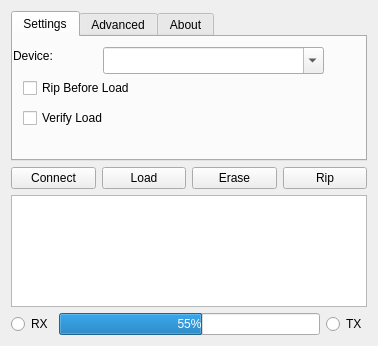
Qt form src/freeems_loader.ui (seank/freeems-loader) before a commit.
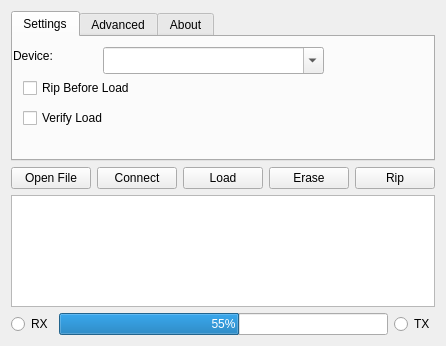
The same form after that commit. Icons and pictures are not drawn.

Commit message: Changed program flow by adding an openFile button.  A file must be selected before it will enable the load button. TODO verify the file before enabling the load button.

What changed in the file:
```diff
--- a/src/freeems_loader.ui
+++ b/src/freeems_loader.ui
@@ -6,7 +6,7 @@
    <rect>
     <x>0</x>
     <y>0</y>
-    <width>378</width>
+    <width>419</width>
     <height>346</height>
    </rect>
   </property>
@@ -248,6 +248,13 @@
    </item>
    <item>
     <layout class="QHBoxLayout" name="horizontalLayout">
+     <item>
+      <widget class="QPushButton" name="pushOpenFile">
+       <property name="text">
+        <string>Open File</string>
+       </property>
+      </widget>
+     </item>
      <item>
       <widget class="QPushButton" name="pushConnect">
        <property name="styleSheet">
```
Left out of the diff: 44 changed lines with no effect on the pictures. The commit also changes 3 other files.
